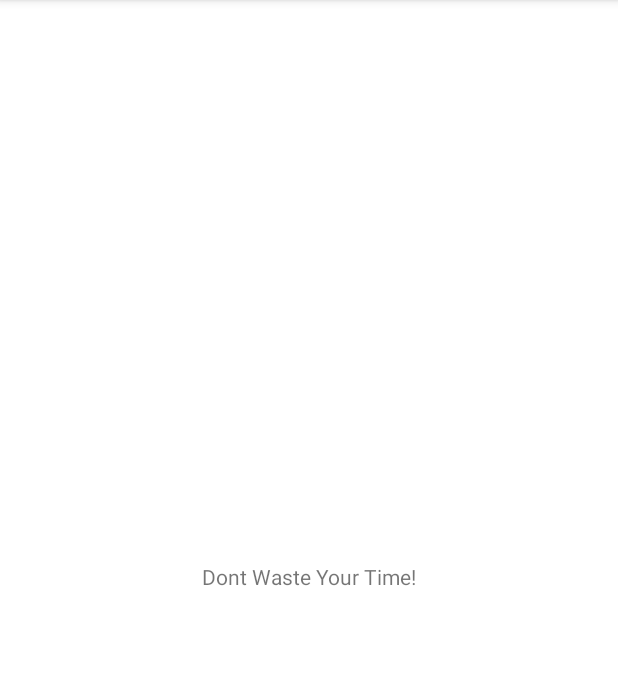
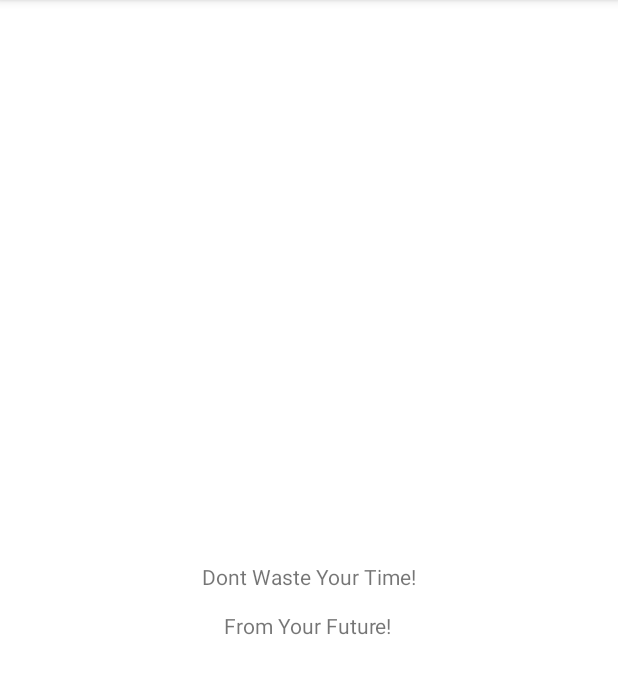
Before and after one commit to taufiksatrian/Praktikum_Pemrograman_Mobile, an Android app: the screen it shows after launch (MainActivity), on a phone screen of 412 x 824 dp, the part 84-778 px from its top. Run offline under Robolectric (Android 15) with nearby library versions, the light colour scheme and no system bars.

Commit message:
The second update!

```diff
--- a/app/src/main/res/layout/activity_main.xml
+++ b/app/src/main/res/layout/activity_main.xml
@@ -15,4 +15,15 @@
         app:layout_constraintStart_toStartOf="parent"
         app:layout_constraintTop_toTopOf="parent" />
 
+    <TextView
+        android:layout_width="wrap_content"
+        android:layout_height="wrap_content"
+        android:text="From Your Future!"
+        app:layout_constraintBottom_toBottomOf="parent"
+        app:layout_constraintEnd_toEndOf="parent"
+        app:layout_constraintHorizontal_bias="0.498"
+        app:layout_constraintStart_toStartOf="parent"
+        app:layout_constraintTop_toTopOf="parent"
+        app:layout_constraintVertical_bias="0.544" />
+
 </androidx.constraintlayout.widget.ConstraintLayout>
```
